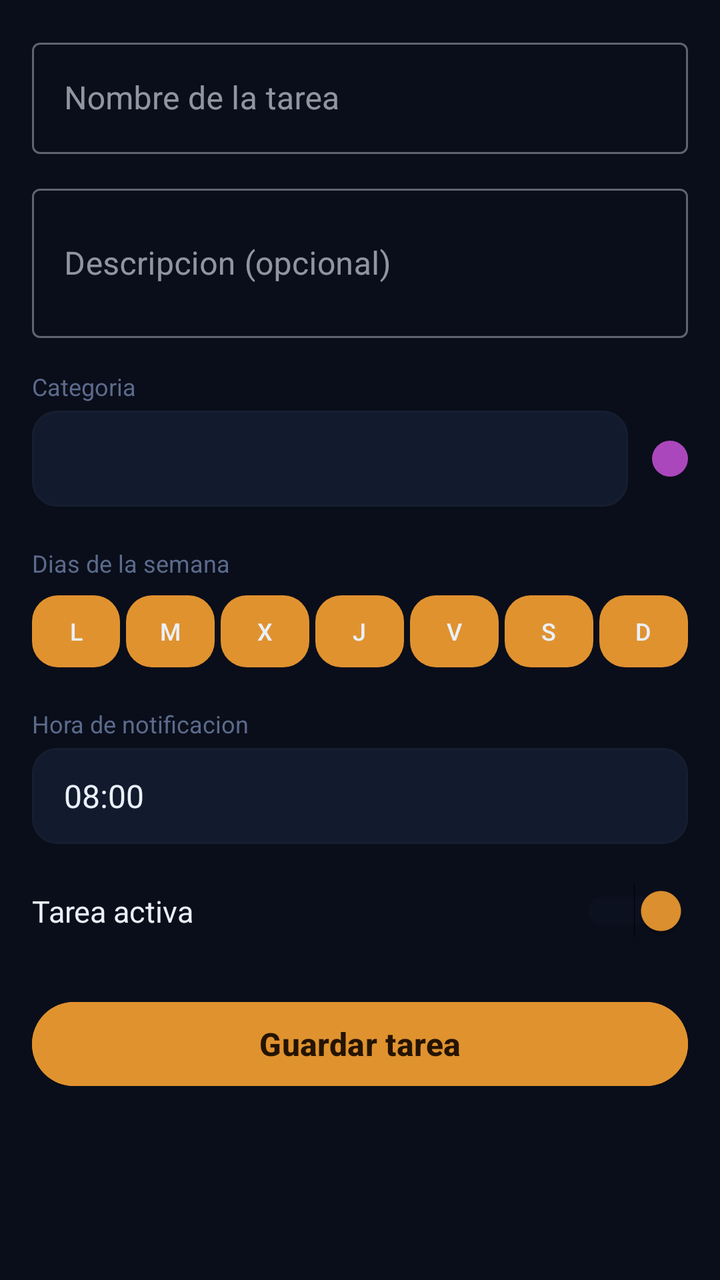
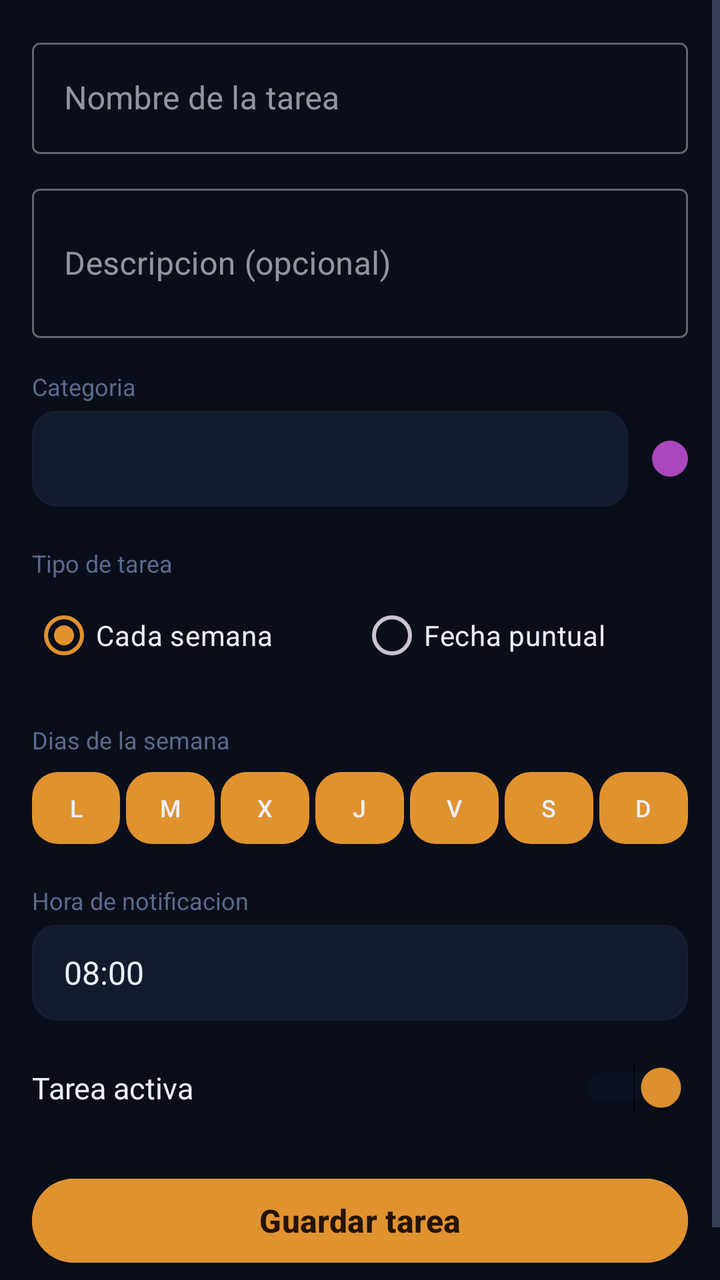

Before-and-after screenshots of an Android layout around one commit, followed by the original layout XML and the change that was made.
<!-- AndroidManifest.xml: application theme Theme.RecordWeek -->
<!-- res/layout/activity_add_task.xml -->
<?xml version="1.0" encoding="utf-8"?>
<ScrollView
    xmlns:android="http://schemas.android.com/apk/res/android"
    xmlns:app="http://schemas.android.com/apk/res-auto"
    android:layout_width="match_parent"
    android:layout_height="match_parent"
    android:background="@color/bg_dark">

    <LinearLayout
        android:layout_width="match_parent"
        android:layout_height="wrap_content"
        android:orientation="vertical"
        android:padding="16dp">

        <com.google.android.material.textfield.TextInputLayout
            android:layout_width="match_parent"
            android:layout_height="wrap_content"
            android:hint="Nombre de la tarea"
            app:hintTextColor="@color/accent_amber"
            style="@style/Widget.MaterialComponents.TextInputLayout.OutlinedBox">
            <com.google.android.material.textfield.TextInputEditText
                android:id="@+id/et_task_name"
                android:layout_width="match_parent"
                android:layout_height="wrap_content"
                android:inputType="text"
                android:maxLines="1"
                android:textColor="@color/text_primary"/>
        </com.google.android.material.textfield.TextInputLayout>

        <com.google.android.material.textfield.TextInputLayout
            android:layout_width="match_parent"
            android:layout_height="wrap_content"
            android:layout_marginTop="12dp"
            android:hint="Descripcion (opcional)"
            app:hintTextColor="@color/accent_amber"
            style="@style/Widget.MaterialComponents.TextInputLayout.OutlinedBox">
            <com.google.android.material.textfield.TextInputEditText
                android:id="@+id/et_task_description"
                android:layout_width="match_parent"
                android:layout_height="wrap_content"
                android:inputType="textMultiLine"
                android:minLines="2"
                android:maxLines="4"
                android:textColor="@color/text_primary"/>
        </com.google.android.material.textfield.TextInputLayout>

        <TextView
            android:layout_width="match_parent"
            android:layout_height="wrap_content"
            android:layout_marginTop="16dp"
            android:text="Categoria"
            android:textColor="@color/text_secondary"
            android:textSize="12sp"/>

        <LinearLayout
            android:layout_width="match_parent"
            android:layout_height="wrap_content"
            android:layout_marginTop="4dp"
            android:orientation="horizontal"
            android:gravity="center_vertical">

            <Spinner
                android:id="@+id/spinner_category"
                android:layout_width="0dp"
                android:layout_height="48dp"
                android:layout_weight="1"
                android:background="@drawable/bg_spinner"
                android:paddingStart="12dp"
                android:paddingEnd="12dp"
                android:spinnerMode="dropdown"
                android:popupBackground="@color/surface_dark"/>

            
            <View
                android:id="@+id/view_category_color"
                android:layout_width="18dp"
                android:layout_height="18dp"
                android:layout_marginStart="12dp"
                android:background="@drawable/bg_category_dot"/>

        </LinearLayout>

        <TextView
            android:layout_width="match_parent"
            android:layout_height="wrap_content"
            android:layout_marginTop="20dp"
            android:text="Dias de la semana"
            android:textColor="@color/text_secondary"
            android:textSize="12sp"/>

        <LinearLayout
            android:layout_width="match_parent"
            android:layout_height="wrap_content"
            android:layout_marginTop="8dp"
            android:orientation="horizontal">
            <Button android:id="@+id/btn_day_mon" android:layout_width="0dp" android:layout_height="36dp" android:layout_weight="1" android:text="L" android:textSize="12sp" android:textAllCaps="false" android:background="@drawable/bg_day_normal" android:backgroundTint="@null" android:textColor="@color/text_primary" android:layout_marginEnd="3dp" android:insetTop="0dp" android:insetBottom="0dp" android:minWidth="0dp" android:padding="0dp"/>
            <Button android:id="@+id/btn_day_tue" android:layout_width="0dp" android:layout_height="36dp" android:layout_weight="1" android:text="M" android:textSize="12sp" android:textAllCaps="false" android:background="@drawable/bg_day_normal" android:backgroundTint="@null" android:textColor="@color/text_primary" android:layout_marginEnd="3dp" android:insetTop="0dp" android:insetBottom="0dp" android:minWidth="0dp" android:padding="0dp"/>
            <Button android:id="@+id/btn_day_wed" android:layout_width="0dp" android:layout_height="36dp" android:layout_weight="1" android:text="X" android:textSize="12sp" android:textAllCaps="false" android:background="@drawable/bg_day_normal" android:backgroundTint="@null" android:textColor="@color/text_primary" android:layout_marginEnd="3dp" android:insetTop="0dp" android:insetBottom="0dp" android:minWidth="0dp" android:padding="0dp"/>
            <Button android:id="@+id/btn_day_thu" android:layout_width="0dp" android:layout_height="36dp" android:layout_weight="1" android:text="J" android:textSize="12sp" android:textAllCaps="false" android:background="@drawable/bg_day_normal" android:backgroundTint="@null" android:textColor="@color/text_primary" android:layout_marginEnd="3dp" android:insetTop="0dp" android:insetBottom="0dp" android:minWidth="0dp" android:padding="0dp"/>
            <Button android:id="@+id/btn_day_fri" android:layout_width="0dp" android:layout_height="36dp" android:layout_weight="1" android:text="V" android:textSize="12sp" android:textAllCaps="false" android:background="@drawable/bg_day_normal" android:backgroundTint="@null" android:textColor="@color/text_primary" android:layout_marginEnd="3dp" android:insetTop="0dp" android:insetBottom="0dp" android:minWidth="0dp" android:padding="0dp"/>
            <Button android:id="@+id/btn_day_sat" android:layout_width="0dp" android:layout_height="36dp" android:layout_weight="1" android:text="S" android:textSize="12sp" android:textAllCaps="false" android:background="@drawable/bg_day_normal" android:backgroundTint="@null" android:textColor="@color/text_primary" android:layout_marginEnd="3dp" android:insetTop="0dp" android:insetBottom="0dp" android:minWidth="0dp" android:padding="0dp"/>
            <Button android:id="@+id/btn_day_sun" android:layout_width="0dp" android:layout_height="36dp" android:layout_weight="1" android:text="D" android:textSize="12sp" android:textAllCaps="false" android:background="@drawable/bg_day_normal" android:backgroundTint="@null" android:textColor="@color/text_primary" android:insetTop="0dp" android:insetBottom="0dp" android:minWidth="0dp" android:padding="0dp"/>
        </LinearLayout>

        <TextView
            android:layout_width="match_parent"
            android:layout_height="wrap_content"
            android:layout_marginTop="20dp"
            android:text="Hora de notificacion"
            android:textColor="@color/text_secondary"
            android:textSize="12sp"/>

        <TextView
            android:id="@+id/tv_selected_time"
            android:layout_width="match_parent"
            android:layout_height="48dp"
            android:layout_marginTop="4dp"
            android:background="@drawable/bg_spinner"
            android:gravity="center_vertical"
            android:paddingStart="16dp"
            android:paddingEnd="16dp"
            android:text="08:00"
            android:textColor="@color/text_primary"
            android:textSize="16sp"
            android:clickable="true"
            android:focusable="true"/>

        <LinearLayout
            android:layout_width="match_parent"
            android:layout_height="wrap_content"
            android:layout_marginTop="20dp"
            android:orientation="horizontal"
            android:gravity="center_vertical">
            <TextView
                android:layout_width="0dp"
                android:layout_height="wrap_content"
                android:layout_weight="1"
                android:text="Tarea activa"
                android:textColor="@color/text_primary"
                android:textSize="15sp"/>
            <Switch
                android:id="@+id/switch_active"
                android:layout_width="wrap_content"
                android:layout_height="wrap_content"
                android:checked="true"
                android:thumbTint="@color/accent_amber"
                android:trackTint="@color/surface_elevated"/>
        </LinearLayout>

        <Button
            android:id="@+id/btn_save_task"
            android:layout_width="match_parent"
            android:layout_height="50dp"
            android:layout_marginTop="28dp"
            android:layout_marginBottom="16dp"
            android:text="Guardar tarea"
            android:textSize="16sp"
            android:textStyle="bold"
            android:textColor="@color/accent_amber_dark"
            android:backgroundTint="@color/accent_amber"/>

    </LinearLayout>
</ScrollView>
<!-- resources referenced by this layout -->
<resources>
  <color name="accent_amber">#E0922F</color>
  <color name="accent_amber_dark">#241400</color>
  <color name="bg_dark">#0A0E1A</color>
  <color name="surface_dark">#0F1626</color>
  <color name="surface_elevated">#121A2E</color>
  <color name="text_primary">#EAF0FA</color>
  <color name="text_secondary">#5B6B8C</color>
  <!-- drawable bg_category_dot (drawable) -->
  <?xml version="1.0" encoding="utf-8"?>
  <shape xmlns:android="http://schemas.android.com/apk/res/android"
      android:shape="oval">
      <solid android:color="@color/task_purple"/>
      <size android:width="18dp" android:height="18dp"/>
  </shape>
  <!-- drawable bg_day_normal (drawable) -->
  <?xml version="1.0" encoding="utf-8"?>
  <shape xmlns:android="http://schemas.android.com/apk/res/android" android:shape="rectangle">
      <corners android:radius="13dp"/>
      <solid android:color="@color/surface_elevated"/>
  </shape>
  <!-- drawable bg_spinner (drawable) -->
  <?xml version="1.0" encoding="utf-8"?>
  <shape xmlns:android="http://schemas.android.com/apk/res/android" android:shape="rectangle">
      <corners android:radius="12dp"/>
      <solid android:color="@color/surface_elevated"/>
      <stroke android:width="1dp" android:color="@color/divider"/>
  </shape>
  <style name="Theme.RecordWeek" parent="Base.Theme.RecordWeek" />
  <color name="task_purple">#AB47BC</color>
  <color name="divider">#161E30</color>
  <style name="Base.Theme.RecordWeek" parent="Theme.Material3.Dark">
          <item name="colorPrimary">@color/colorPrimary</item>
          <item name="colorPrimaryVariant">@color/colorPrimaryVariant</item>
          <item name="colorSecondary">@color/colorSecondary</item>
          <item name="android:colorBackground">@color/bg_dark</item>
          <item name="colorSurface">@color/surface_dark</item>
          <item name="colorError">@color/colorError</item>
          <item name="colorOnPrimary">@color/colorOnPrimary</item>
          <item name="colorOnSecondary">@color/colorOnSecondary</item>
          <item name="colorOnBackground">@color/text_primary</item>
          <item name="colorOnSurface">@color/text_primary</item>
          <item name="android:textColorPrimary">@color/text_primary</item>
          <item name="android:textColorSecondary">@color/text_secondary</item>
          <item name="android:statusBarColor">@color/bg_dark</item>
          <item name="android:navigationBarColor">@color/bg_dark</item>
          <item name="android:windowBackground">@color/bg_dark</item>
          <item name="colorControlNormal">@color/text_secondary</item>
          <item name="colorControlActivated">@color/accent_amber</item>
      </style>
  <color name="colorPrimary">#E0922F</color>
  <color name="colorPrimaryVariant">#B0701F</color>
  <color name="colorSecondary">#E0922F</color>
  <color name="colorError">#CF6679</color>
  <color name="colorOnPrimary">#241400</color>
  <color name="colorOnSecondary">#241400</color>
</resources>

<!-- the commit's change to res/layout/activity_add_task.xml (unified diff, before → after) -->
@@ -80,26 +80,100 @@
 
         </LinearLayout>
 
+        
         <TextView
             android:layout_width="match_parent"
             android:layout_height="wrap_content"
             android:layout_marginTop="20dp"
-            android:text="Dias de la semana"
+            android:text="Tipo de tarea"
             android:textColor="@color/text_secondary"
             android:textSize="12sp"/>
 
-        <LinearLayout
-            android:layout_width="match_parent"
-            android:layout_height="wrap_content"
-            android:layout_marginTop="8dp"
+        <RadioGroup
+            android:id="@+id/rg_task_type"
+            android:layout_width="match_parent"
+            android:layout_height="wrap_content"
+            android:layout_marginTop="4dp"
             android:orientation="horizontal">
-            <Button android:id="@+id/btn_day_mon" android:layout_width="0dp" android:layout_height="36dp" android:layout_weight="1" android:text="L" android:textSize="12sp" android:textAllCaps="false" android:background="@drawable/bg_day_normal" android:backgroundTint="@null" android:textColor="@color/text_primary" android:layout_marginEnd="3dp" android:insetTop="0dp" android:insetBottom="0dp" android:minWidth="0dp" android:padding="0dp"/>
-            <Button android:id="@+id/btn_day_tue" android:layout_width="0dp" android:layout_height="36dp" android:layout_weight="1" android:text="M" android:textSize="12sp" android:textAllCaps="false" android:background="@drawable/bg_day_normal" android:backgroundTint="@null" android:textColor="@color/text_primary" android:layout_marginEnd="3dp" android:insetTop="0dp" android:insetBottom="0dp" android:minWidth="0dp" android:padding="0dp"/>
-            <Button android:id="@+id/btn_day_wed" android:layout_width="0dp" android:layout_height="36dp" android:layout_weight="1" android:text="X" android:textSize="12sp" android:textAllCaps="false" android:background="@drawable/bg_day_normal" android:backgroundTint="@null" android:textColor="@color/text_primary" android:layout_marginEnd="3dp" android:insetTop="0dp" android:insetBottom="0dp" android:minWidth="0dp" android:padding="0dp"/>
-            <Button android:id="@+id/btn_day_thu" android:layout_width="0dp" android:layout_height="36dp" android:layout_weight="1" android:text="J" android:textSize="12sp" android:textAllCaps="false" android:background="@drawable/bg_day_normal" android:backgroundTint="@null" android:textColor="@color/text_primary" android:layout_marginEnd="3dp" android:insetTop="0dp" android:insetBottom="0dp" android:minWidth="0dp" android:padding="0dp"/>
-            <Button android:id="@+id/btn_day_fri" android:layout_width="0dp" android:layout_height="36dp" android:layout_weight="1" android:text="V" android:textSize="12sp" android:textAllCaps="false" android:background="@drawable/bg_day_normal" android:backgroundTint="@null" android:textColor="@color/text_primary" android:layout_marginEnd="3dp" android:insetTop="0dp" android:insetBottom="0dp" android:minWidth="0dp" android:padding="0dp"/>
-            <Button android:id="@+id/btn_day_sat" android:layout_width="0dp" android:layout_height="36dp" android:layout_weight="1" android:text="S" android:textSize="12sp" android:textAllCaps="false" android:background="@drawable/bg_day_normal" android:backgroundTint="@null" android:textColor="@color/text_primary" android:layout_marginEnd="3dp" android:insetTop="0dp" android:insetBottom="0dp" android:minWidth="0dp" android:padding="0dp"/>
-            <Button android:id="@+id/btn_day_sun" android:layout_width="0dp" android:layout_height="36dp" android:layout_weight="1" android:text="D" android:textSize="12sp" android:textAllCaps="false" android:background="@drawable/bg_day_normal" android:backgroundTint="@null" android:textColor="@color/text_primary" android:insetTop="0dp" android:insetBottom="0dp" android:minWidth="0dp" android:padding="0dp"/>
+            <RadioButton
+                android:id="@+id/rb_recurring"
+                android:layout_width="0dp"
+                android:layout_height="wrap_content"
+                android:layout_weight="1"
+                android:checked="true"
+                android:text="Cada semana"
+                android:textColor="@color/text_primary"
+                android:buttonTint="@color/accent_amber"/>
+            <RadioButton
+                android:id="@+id/rb_oneoff"
+                android:layout_width="0dp"
+                android:layout_height="wrap_content"
+                android:layout_weight="1"
+                android:text="Fecha puntual"
+                android:textColor="@color/text_primary"
+                android:buttonTint="@color/accent_amber"/>
+        </RadioGroup>
+
+        
+        <LinearLayout
+            android:id="@+id/container_weekdays"
+            android:layout_width="match_parent"
+            android:layout_height="wrap_content"
+            android:orientation="vertical">
+
+            <TextView
+                android:layout_width="match_parent"
+                android:layout_height="wrap_content"
+                android:layout_marginTop="20dp"
+                android:text="Dias de la semana"
+                android:textColor="@color/text_secondary"
+                android:textSize="12sp"/>
+
+            <LinearLayout
+                android:layout_width="match_parent"
+                android:layout_height="wrap_content"
+                android:layout_marginTop="8dp"
+                android:orientation="horizontal">
+                <Button android:id="@+id/btn_day_mon" android:layout_width="0dp" android:layout_height="36dp" android:layout_weight="1" android:text="L" android:textSize="12sp" android:textAllCaps="false" android:background="@drawable/bg_day_normal" android:backgroundTint="@null" android:textColor="@color/text_primary" android:layout_marginEnd="3dp" android:insetTop="0dp" android:insetBottom="0dp" android:minWidth="0dp" android:padding="0dp"/>
+                <Button android:id="@+id/btn_day_tue" android:layout_width="0dp" android:layout_height="36dp" android:layout_weight="1" android:text="M" android:textSize="12sp" android:textAllCaps="false" android:background="@drawable/bg_day_normal" android:backgroundTint="@null" android:textColor="@color/text_primary" android:layout_marginEnd="3dp" android:insetTop="0dp" android:insetBottom="0dp" android:minWidth="0dp" android:padding="0dp"/>
+                <Button android:id="@+id/btn_day_wed" android:layout_width="0dp" android:layout_height="36dp" android:layout_weight="1" android:text="X" android:textSize="12sp" android:textAllCaps="false" android:background="@drawable/bg_day_normal" android:backgroundTint="@null" android:textColor="@color/text_primary" android:layout_marginEnd="3dp" android:insetTop="0dp" android:insetBottom="0dp" android:minWidth="0dp" android:padding="0dp"/>
+                <Button android:id="@+id/btn_day_thu" android:layout_width="0dp" android:layout_height="36dp" android:layout_weight="1" android:text="J" android:textSize="12sp" android:textAllCaps="false" android:background="@drawable/bg_day_normal" android:backgroundTint="@null" android:textColor="@color/text_primary" android:layout_marginEnd="3dp" android:insetTop="0dp" android:insetBottom="0dp" android:minWidth="0dp" android:padding="0dp"/>
+                <Button android:id="@+id/btn_day_fri" android:layout_width="0dp" android:layout_height="36dp" android:layout_weight="1" android:text="V" android:textSize="12sp" android:textAllCaps="false" android:background="@drawable/bg_day_normal" android:backgroundTint="@null" android:textColor="@color/text_primary" android:layout_marginEnd="3dp" android:insetTop="0dp" android:insetBottom="0dp" android:minWidth="0dp" android:padding="0dp"/>
+                <Button android:id="@+id/btn_day_sat" android:layout_width="0dp" android:layout_height="36dp" android:layout_weight="1" android:text="S" android:textSize="12sp" android:textAllCaps="false" android:background="@drawable/bg_day_normal" android:backgroundTint="@null" android:textColor="@color/text_primary" android:layout_marginEnd="3dp" android:insetTop="0dp" android:insetBottom="0dp" android:minWidth="0dp" android:padding="0dp"/>
+                <Button android:id="@+id/btn_day_sun" android:layout_width="0dp" android:layout_height="36dp" android:layout_weight="1" android:text="D" android:textSize="12sp" android:textAllCaps="false" android:background="@drawable/bg_day_normal" android:backgroundTint="@null" android:textColor="@color/text_primary" android:insetTop="0dp" android:insetBottom="0dp" android:minWidth="0dp" android:padding="0dp"/>
+            </LinearLayout>
+        </LinearLayout>
+
+        
+        <LinearLayout
+            android:id="@+id/container_specific_date"
+            android:layout_width="match_parent"
+            android:layout_height="wrap_content"
+            android:orientation="vertical"
+            android:visibility="gone">
+
+            <TextView
+                android:layout_width="match_parent"
+                android:layout_height="wrap_content"
+                android:layout_marginTop="20dp"
+                android:text="Fecha"
+                android:textColor="@color/text_secondary"
+                android:textSize="12sp"/>
+
+            <TextView
+                android:id="@+id/tv_selected_date"
+                android:layout_width="match_parent"
+                android:layout_height="48dp"
+                android:layout_marginTop="4dp"
+                android:background="@drawable/bg_spinner"
+                android:gravity="center_vertical"
+                android:paddingStart="16dp"
+                android:paddingEnd="16dp"
+                android:text="Tocar para elegir fecha"
+                android:textColor="@color/text_primary"
+                android:textSize="16sp"
+                android:clickable="true"
+                android:focusable="true"/>
         </LinearLayout>
 
         <TextView
